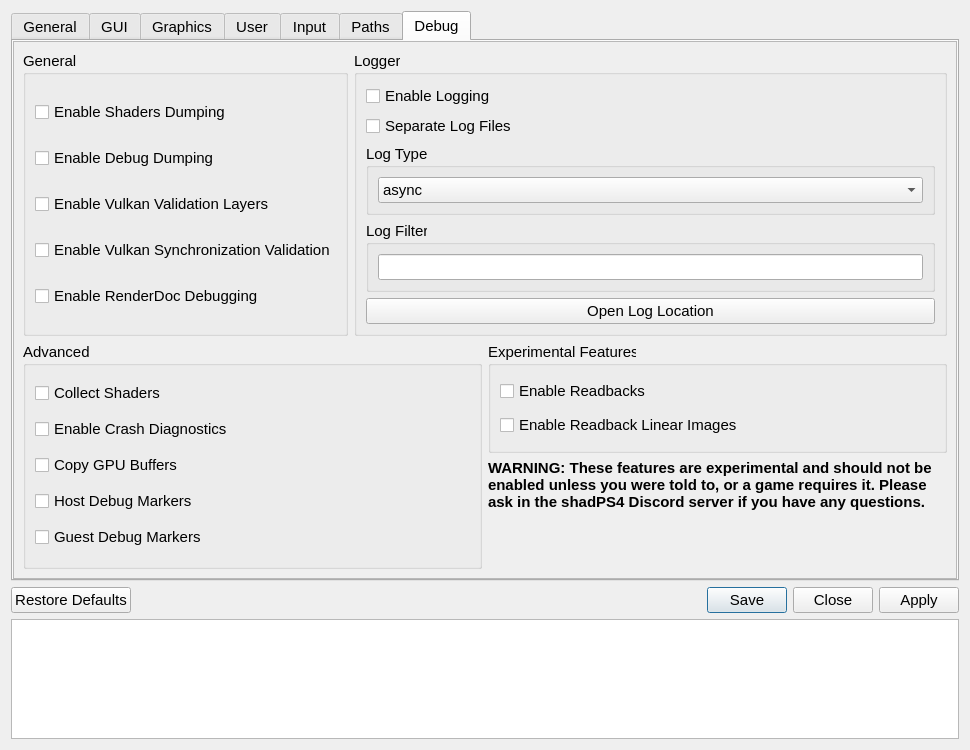
Old version of the form src/qt_gui/settings_dialog.ui in the repository shadps4-emu/shadPS4.
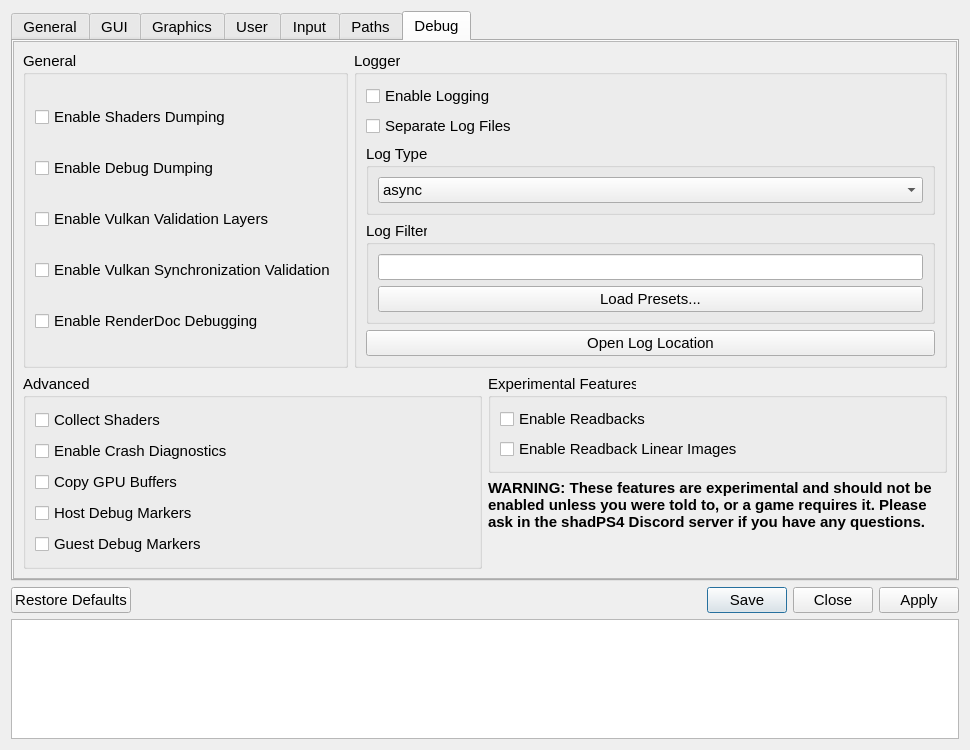
New version of the form. Icons and pictures are not drawn.

Commit message: Log presets feature - Add “Load Presets…” button in Logger → Log Filter (settings_dialog.ui) - Implement LogPresetsDialog (table: Comment, Filter) - Support add (+), multi-remove (−), load via button or double-click - Persist presets via QSettings at logger_presets/entries (qt_ui.ini) - Wire button to open dialog and set logFilterLineEdit - Update CMakeLists.txt to include new dialog sources

```diff
--- a/src/qt_gui/settings_dialog.ui
+++ b/src/qt_gui/settings_dialog.ui
@@ -2087,6 +2087,13 @@
                       <item>
                        <widget class="QLineEdit" name="logFilterLineEdit"/>
                       </item>
+                      <item>
+                       <widget class="QPushButton" name="logPresetsButton">
+                        <property name="text">
+                         <string>Load Presets...</string>
+                        </property>
+                       </widget>
+                      </item>
                      </layout>
                     </widget>
                    </item>
```
The commit also changes 4 other files.
